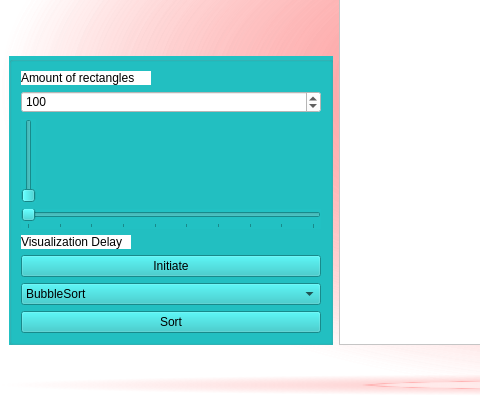
First picture: the form in Sortings_Visualization/mainwindow.ui, repository yegorgru/OOP_Lab2_4_Semester, before the edit; both pictures show x 0 to 480 and y 212 to 608 of the 1286 by 608 pixel window.
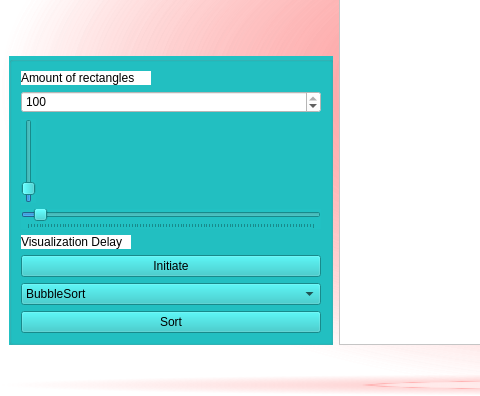
Second picture: the form after the edit.

Patch:
```diff
--- a/Sortings_Visualization/mainwindow.ui
+++ b/Sortings_Visualization/mainwindow.ui
@@ -89,7 +89,7 @@
           <number>2</number>
          </property>
          <property name="maximum">
-          <number>200</number>
+          <number>100</number>
          </property>
          <property name="value">
           <number>100</number>
@@ -110,6 +110,9 @@
          <property name="singleStep">
           <number>10</number>
          </property>
+         <property name="value">
+          <number>1000</number>
+         </property>
          <property name="orientation">
           <enum>Qt::Vertical</enum>
          </property>
@@ -139,7 +142,7 @@
           <number>100</number>
          </property>
          <property name="maximum">
-          <number>1000</number>
+          <number>10000</number>
          </property>
          <property name="singleStep">
           <number>10</number>
@@ -148,7 +151,7 @@
           <number>10</number>
          </property>
          <property name="value">
-          <number>100</number>
+          <number>500</number>
          </property>
          <property name="orientation">
           <enum>Qt::Horizontal</enum>
```
